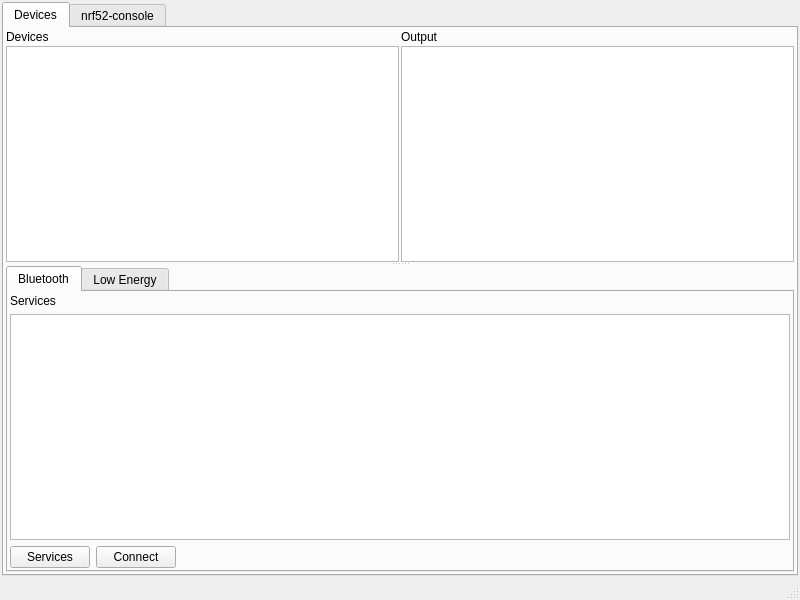
First picture: the form in qscanner/mainwindow.ui, repository svenssonjoel/BLE_S, before the edit.
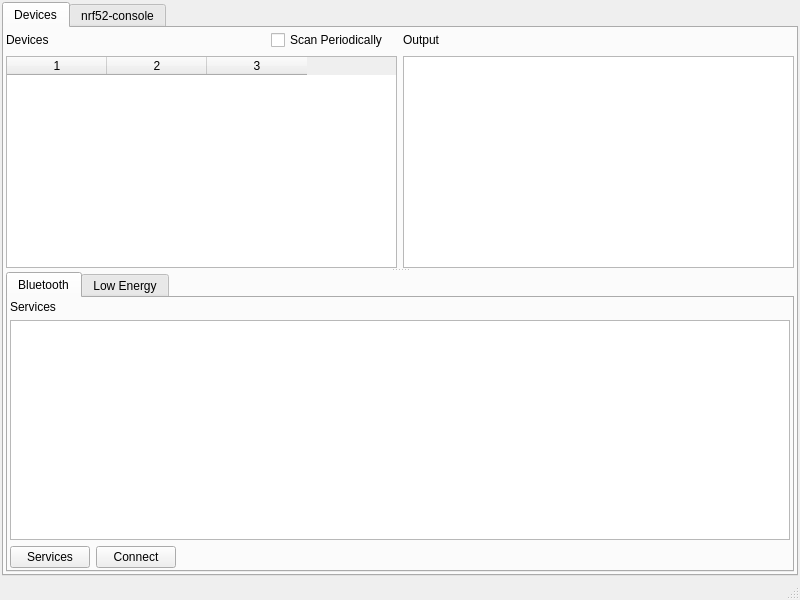
Second picture: the form after the edit. The open tabs and pages were chosen to show the change.

Commit message: Showing RSSI for devices also added capability to periodically scan for devices

Diff of the .ui file:
```diff
--- a/qscanner/mainwindow.ui
+++ b/qscanner/mainwindow.ui
@@ -54,16 +54,37 @@
           <property name="orientation">
            <enum>Qt::Vertical</enum>
           </property>
-          <widget class="QWidget" name="layoutWidget">
+          <widget class="QWidget" name="">
            <layout class="QGridLayout" name="gridLayout_5">
-            <property name="spacing">
-             <number>2</number>
-            </property>
+            <item row="0" column="1">
+             <widget class="QLabel" name="label_5">
+              <property name="text">
+               <string>Output</string>
+              </property>
+             </widget>
+            </item>
+            <item row="1" column="0">
+             <widget class="QTableWidget" name="devicesTableWidget">
+              <property name="columnCount">
+               <number>3</number>
+              </property>
+              <column/>
+              <column/>
+              <column/>
+             </widget>
+            </item>
+            <item row="1" column="1">
+             <widget class="QPlainTextEdit" name="outputPlainTextEdit"/>
+            </item>
             <item row="0" column="0">
              <layout class="QGridLayout" name="gridLayout_3">
-              <property name="spacing">
-               <number>2</number>
-              </property>
+              <item row="0" column="1">
+               <widget class="QLabel" name="scanningIndicatorLabel">
+                <property name="text">
+                 <string/>
+                </property>
+               </widget>
+              </item>
               <item row="0" column="0">
                <widget class="QLabel" name="label_4">
                 <property name="text">
@@ -71,21 +92,15 @@
                 </property>
                </widget>
               </item>
+              <item row="0" column="2">
+               <widget class="QCheckBox" name="scanPeriodicallyCheckBox">
+                <property name="text">
+                 <string>Scan Periodically</string>
+                </property>
+               </widget>
+              </item>
              </layout>
             </item>
-            <item row="1" column="0">
-             <widget class="QListWidget" name="devicesListWidget"/>
-            </item>
-            <item row="1" column="1">
-             <widget class="QPlainTextEdit" name="outputPlainTextEdit"/>
-            </item>
-            <item row="0" column="1">
-             <widget class="QLabel" name="label_5">
-              <property name="text">
-               <string>Output</string>
-              </property>
-             </widget>
-            </item>
            </layout>
           </widget>
           <widget class="QTabWidget" name="tabWidget">
```
Left out of the diff: 2 changed lines with no effect on the pictures. The commit also changes 2 other files.
